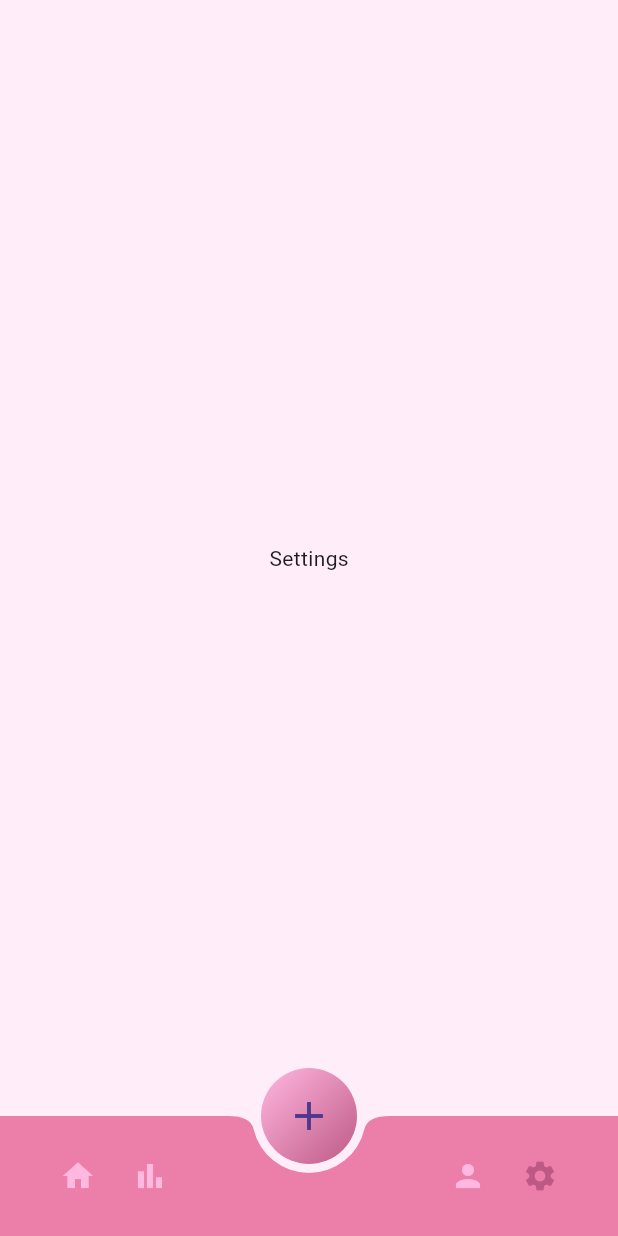
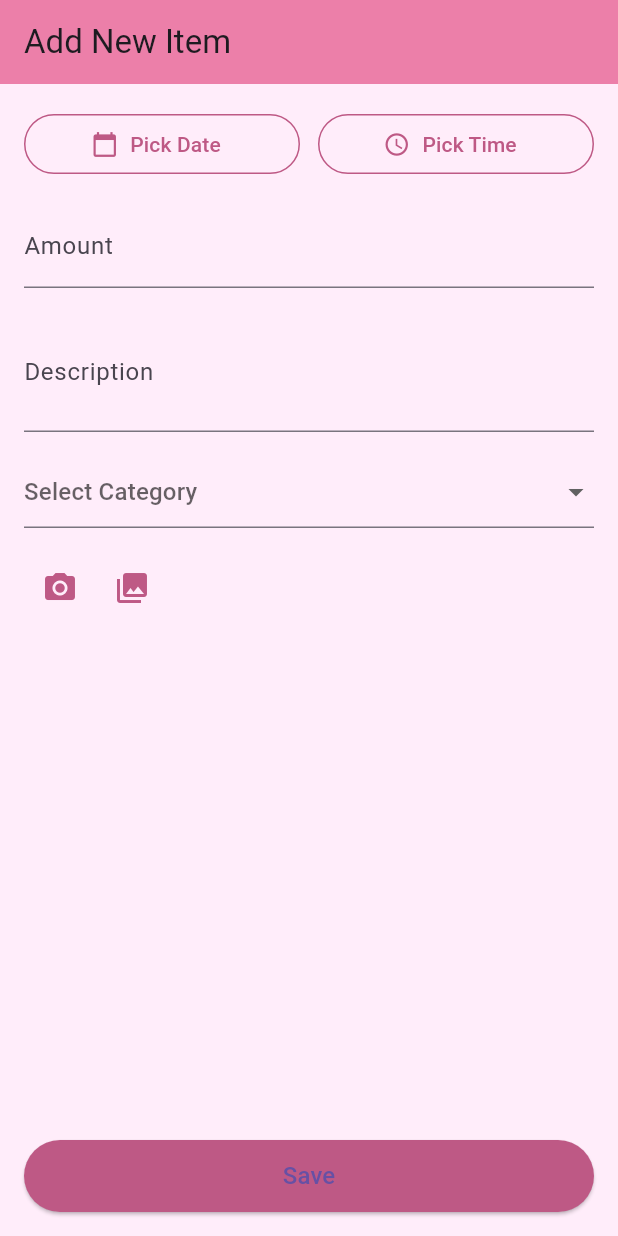
Before and after one commit to suvarnaks1/expancetracker, a Flutter app: the screen it shows once a user with an empty profile is signed in, item 4 of the bottom bar chosen, after a tap on the "add" icon, on a phone screen of 412 x 824 dp. Run offline on Flutter 3.47's test engine with Material 3 defaults, Android fonts, the phone set to English and light mode, and no system bars; our stand-ins replace firebase_auth, firebase_core, fl_chart, image_picker; accounts and stored records are empty.

Commit message:
second commit 4/07/2025

```diff
--- /dev/null
+++ b/lib/view/additems/add_items.dart
@@ -0,0 +1,193 @@
+import 'dart:io';
+import 'package:flutter/material.dart';
+import 'package:image_picker/image_picker.dart';
+import 'package:intl/intl.dart';
+import 'package:intl/date_symbol_data_local.dart';
+import 'package:expance_tracker_app/resources/colors.dart';
+
+class AddItems extends StatefulWidget {
+  const AddItems({super.key});
+  @override
+  State<AddItems> createState() => _AddItemsState();
+}
+
+class _AddItemsState extends State<AddItems> {
+  final _formKey = GlobalKey<FormState>();
+  final _descCtrl = TextEditingController();
+  final _amountCtrl = TextEditingController();
+  DateTime? _selectedDate;
+  TimeOfDay? _selectedTime;
+  String? _category;
+  final ImagePicker _picker = ImagePicker();
+  XFile? _pickedImage;
+
+  @override
+  void initState() {
+    super.initState();
+    initializeDateFormatting().then((_) => setState(() {}));
+  }
+
+  @override
+  void dispose() {
+    _descCtrl.dispose();
+    _amountCtrl.dispose();
+    super.dispose();
+  }
+
+  Future<void> _pickDate() async {
+    final now = DateTime.now();
+    final date = await showDatePicker(
+      context: context,
+      initialDate: _selectedDate ?? now,
+      firstDate: DateTime(now.year - 2),
+      lastDate: DateTime(now.year + 2),
+      builder: (ctx, child) => Theme(
+        data: ThemeData.light().copyWith(
+          colorScheme: ColorScheme.light(primary: AppColors.deepPink),
+        ),
+        child: child!,
+      ),
+    );
+    if (date != null) setState(() => _selectedDate = date);
+  }
+
+  Future<void> _pickTime() async {
+    final time = await showTimePicker(
+      context: context,
+      initialTime: _selectedTime ?? TimeOfDay.now(),
+      builder: (ctx, child) => Theme(
+        data: ThemeData.light().copyWith(
+          timePickerTheme: TimePickerThemeData(
+            dialHandColor: AppColors.deepPink,
+            hourMinuteTextColor: AppColors.deepPink,
+          ),
+        ),
+        child: child!,
+      ),
+    );
+    if (time != null) setState(() => _selectedTime = time);
+  }
+
+  Future<void> _pickImage(ImageSource src) async {
+    final file = await _picker.pickImage(source: src, imageQuality: 70);
+    if (file != null) setState(() => _pickedImage = file);
+  }
+
+  void _save() {
+    if (!_formKey.currentState!.validate()) return;
+
+    if (_selectedDate == null || _selectedTime == null || _category == null) {
+      ScaffoldMessenger.of(context).showSnackBar(
+        const SnackBar(content: Text('Please complete all fields')),
+      );
+      return;
+    }
+
+    // TODO: Include logic to save the expense and image (e.g. upload or store path)
+
+    Navigator.pop(context);
+  }
+
+  @override
+  Widget build(BuildContext context) {
+    final dtText =
+        _selectedDate == null ? 'Pick Date' : DateFormat.yMMMd().format(_selectedDate!);
+    final tmText = _selectedTime == null ? 'Pick Time' : _selectedTime!.format(context);
+
+    return Scaffold(
+      appBar: AppBar(title: const Text('Add New Item'), backgroundColor: AppColors.mediumPink),
+      backgroundColor: AppColors.lightPink1,
+      body: Padding(
+        padding: const EdgeInsets.all(16),
+        child: Form(
+          key: _formKey,
+          child: Column(
+            children: [
+              Row(children: [
+                Expanded(
+                  child: OutlinedButton.icon(
+                    icon: const Icon(Icons.calendar_today),
+                    label: Text(dtText),
+                    style: OutlinedButton.styleFrom(
+                      foregroundColor: AppColors.deepPink,
+                      side: const BorderSide(color: AppColors.deepPink),
+                    ),
+                    onPressed: _pickDate,
+                  ),
+                ),
+                const SizedBox(width: 12),
+                Expanded(
+                  child: OutlinedButton.icon(
+                    icon: const Icon(Icons.access_time),
+                    label: Text(tmText),
+                    style: OutlinedButton.styleFrom(
+                      foregroundColor: AppColors.deepPink,
+                      side: const BorderSide(color: AppColors.deepPink),
+                    ),
+                    onPressed: _pickTime,
+                  ),
+                ),
+              ]),
+              const SizedBox(height: 16),
+              TextFormField(
+                controller: _amountCtrl,
+                decoration: const InputDecoration(labelText: 'Amount', prefixText: '\$ '),
+                keyboardType: TextInputType.number,
+                validator: (v) => (v != null && double.tryParse(v) != null) ? null : 'Enter valid amount',
+              ),
+              const SizedBox(height: 16),
+              TextFormField(
+                controller: _descCtrl,
+                decoration: const InputDecoration(labelText: 'Description'),
+                maxLines: 2,
+                validator: (v) => (v != null && v.isNotEmpty) ? null : 'Enter description',
+              ),
+              const SizedBox(height: 16),
+              DropdownButtonFormField<String>(
+                value: _category,
+                hint: const Text('Select Category'),
+                items: ['Food', 'Transport', 'Shopping', 'Other']
+                    .map((c) => DropdownMenuItem(value: c, child: Text(c)))
+                    .toList(),
+                onChanged: (v) => setState(() => _category = v),
+                validator: (v) => v != null ? null : 'Select category',
+              ),
+              const SizedBox(height: 16),
+              Row(
+                children: [
+                  IconButton(
+                    icon: const Icon(Icons.photo_camera, color: AppColors.deepPink),
+                    onPressed: () => _pickImage(ImageSource.camera),
+                  ),
+                  IconButton(
+                    icon: const Icon(Icons.photo_library, color: AppColors.deepPink),
+                    onPressed: () => _pickImage(ImageSource.gallery),
+                  ),
+                  if (_pickedImage != null)
+                    Container(
+                      margin: const EdgeInsets.only(left: 12),
+                      width: 60,
+                      height: 60,
+                      decoration: BoxDecoration(
+                        border: Border.all(color: AppColors.deepPink),
+                      ),
+                      child: Image.file(File(_pickedImage!.path), fit: BoxFit.cover),
+                    ),
+                ],
+              ),
+              const Spacer(),
+              ElevatedButton(
+                onPressed: _save,
+                style: ElevatedButton.styleFrom(
+                  backgroundColor: AppColors.deepPink,
+                  minimumSize: const Size.fromHeight(48),
+                ),
+                child: const Text('Save', style: TextStyle(fontSize: 16)),
+              ),
+            ],
+          ),
+        ),
+      ),
+    );
+  }
+}
--- a/lib/view/common/bottom_nav.dart
+++ b/lib/view/common/bottom_nav.dart
@@ -1,4 +1,5 @@
 import 'package:expance_tracker_app/resources/colors.dart';
+import 'package:expance_tracker_app/view/additems/add_items.dart';
 import 'package:expance_tracker_app/view/common/expance.dart';
 import 'package:expance_tracker_app/view/common/home_screen.dart';
 import 'package:expance_tracker_app/view/common/profile_setting_page.dart';
@@ -43,7 +44,13 @@ class _MainScreenState extends State<BottomNav> {
         child: FloatingActionButton(
           elevation: 0,
           backgroundColor: Colors.transparent,
-          onPressed: () => print('FAB tapped'),
+          onPressed: (){
+Navigator.pushAndRemoveUntil(
+                        context,
+                        MaterialPageRoute(builder: (_) => AddItems()),
+                        (route) => false,
+                      );
+          },
           child: const Icon(Icons.add, size: 32),
         ),
       ),
--- a/pubspec.yaml
+++ b/pubspec.yaml
@@ -38,6 +38,8 @@ dependencies:
   firebase_core: ^3.15.0
   firebase_auth: ^5.6.1
   device_preview: ^1.3.1
+  intl: ^0.20.2
+  image_picker: ^1.1.2
 
 dev_dependencies:
   flutter_test:
```
Also changed, not shown: lib/view/common/profile_setting_page.dart (+42 -11 lines).
